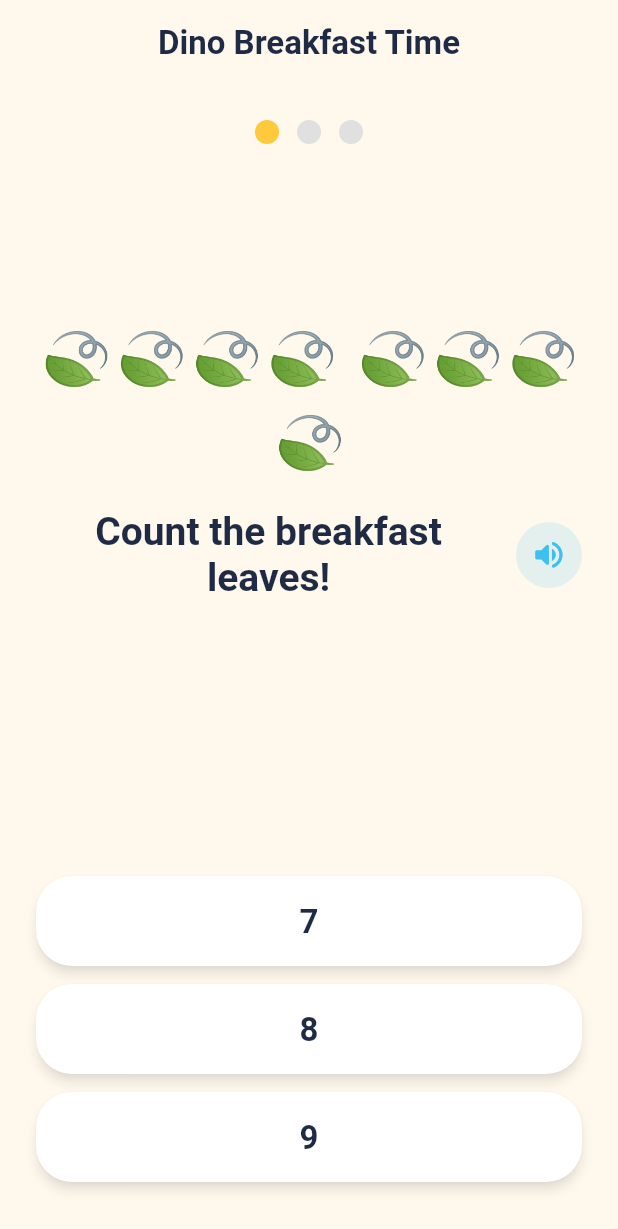
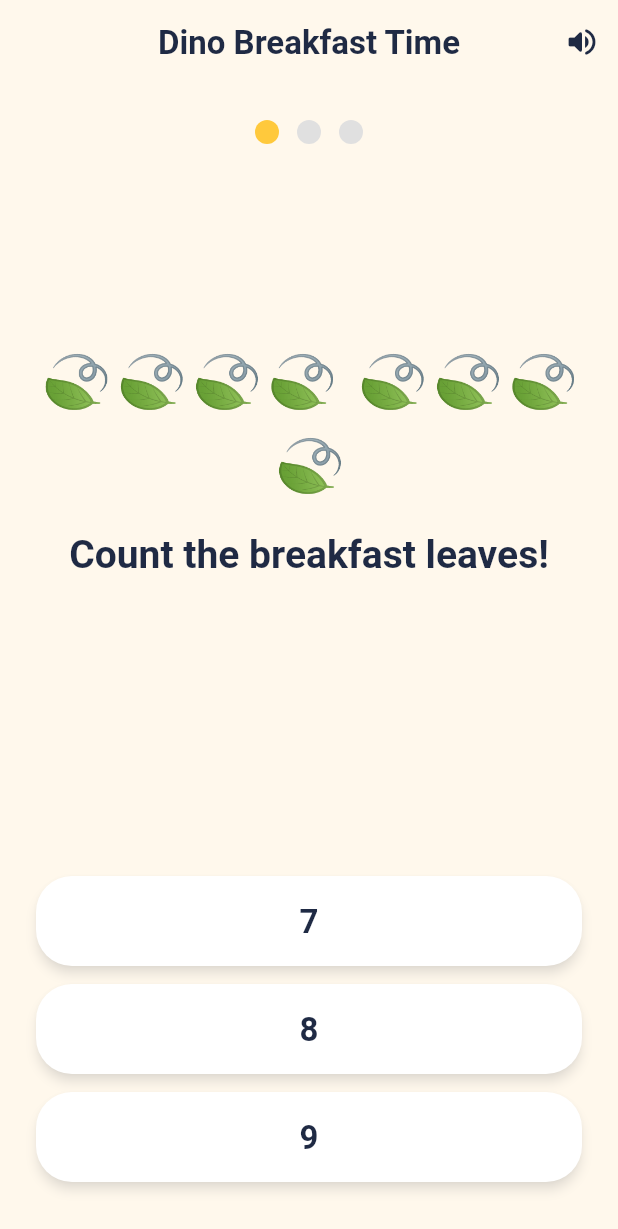
Before and after one commit to DRSGURGAON/PAARTH, a Flutter app: the QuestPlayScreen screen opened directly with sample values from the repository, after a tap on the "volume up" icon, on a phone screen of 412 x 824 dp. Shown: the top 1229 px of the screen. Run offline on Flutter 3.47's test engine with Material 3 defaults, Android fonts, the phone set to English and light mode, and no system bars; our stand-ins replace audioplayers, flutter_tts, shared_preferences; accounts and stored records are empty.

Commit message:
Voice: choose Kid/Woman/Man, tap-to-hear by default; move speaker to app bar (no overflow)
Final, launch-focused pass on the read-aloud feature and feedback:

- Voice selection. Parent Zone now lets a parent pick the reading voice
  — Kid 🧒 / Woman 👩 / Man 👨 — each shaped by pitch+rate in
  SpeechService so it sounds clearly different on every device (robust
  across phones that ship only one system voice), with a one-tap
  "Hear a sample" preview that plays in the chosen voice.
- Tap-to-hear by default; auto-read optional. Narration no longer fires
  on its own. A 🔊 speaker now lives in each question screen's APP BAR
  (height-neutral) and the child taps it to hear the question. A new
  "Read aloud automatically" toggle (off by default) restores
  speak-on-appear for those who want it. New settings: autoNarration
  and voiceCharacter, both persisted.
- Fixes a real overflow risk: the earlier in-body speaker + top progress
  bar pushed the already-tight quiz layouts (Pattern Power sits right at
  the 600px test height) over the edge — exactly the overflow class the
  user flagged. The progress bar is removed and the speaker moved to the
  app bar, so body layouts return to their known-good heights and no
  screen can overflow. (LessonProgressBar and the in-body SpeakerButton
  widgets are deleted — no dead code.)
- The friendlier coral feedback panel (replacing the harsh "yellow
  strip") stays, content-sized so it can never overflow.
- Word Builder stays silent on purpose (speaking the word leaks the
  spelling).

Tests: SpeechService tap-vs-auto gating, master/narration gating,
emoji-stripping, three-voice roster; settings defaults (auto off, voice
'kid') + persistence; Parent Zone voice picker appears/persists, auto
defaults off, options hide when narration off; and the app-bar speaker
shows only while playing. No Flutter SDK here — run flutter pub get /
analyze / test locally after pulling.

Co-Authored-By: Claude Opus 4.8 <noreply@anthropic.com>
Claude-Session: https://claude.ai/code/session_01JqRRhzHpZcS4XTraDVrZkg

```diff
--- a/lib/core/audio/speech_service.dart
+++ b/lib/core/audio/speech_service.dart
@@ -3,25 +3,37 @@ import 'package:flutter_tts/flutter_tts.dart';
 import '../../game/repositories/settings_repository.dart';
 import '../storage/local_storage_service.dart';
 
+/// Pitch + rate that shape one reading "character". Using pitch/rate
+/// rather than named system voices keeps the three characters clearly
+/// distinct on *every* device — many phones ship only a single TTS
+/// voice, so selecting a "male"/"female" system voice is unreliable,
+/// while shifting pitch always works.
+class VoicePreset {
+  const VoicePreset(this.pitch, this.rate);
+  final double pitch;
+  final double rate;
+}
+
 /// Reads short text aloud — prompts, questions, story lines — in the
 /// spirit of Duolingo's read-aloud, so an early reader (the Class-2
 /// target) can *hear* the challenge, not only read it. The one place
-/// `flutter_tts` is touched; widgets call [speak] / [stop] and never
-/// see the package (same architecture rule the instrument/effect
-/// services follow).
+/// `flutter_tts` is touched; widgets call [speak] / [speakAuto] / [stop]
+/// and never see the package.
 ///
-/// Design notes:
-/// - Gated live on every call by the master [SettingsRepository.soundEnabled]
-///   AND the dedicated [SettingsRepository.narrationEnabled] toggle, so a
-///   parent can silence narration in Parent Zone without muting effects.
-/// - Child-friendly delivery: slower speech rate and a slightly higher
-///   pitch, set once lazily on the first real [speak].
-/// - Fire-and-forget and swallow-everything: a device with no TTS
-///   engine, or a widget test with no platform channel, simply stays
-///   silent — the game is fully playable without any voice.
-/// - Emoji and symbol runs are stripped before speaking, so the engine
-///   never reads "banana banana banana" for a 🍌🍌🍌 visual or tries to
-///   pronounce "⭐".
+/// Settings-driven, re-read live on every call so a change in Parent
+/// Zone takes effect immediately:
+/// - [voiceOn]: master gate — [SettingsRepository.soundEnabled] AND
+///   [SettingsRepository.narrationEnabled]. When false, nothing speaks
+///   and screens hide the speaker button.
+/// - [speak] always speaks when [voiceOn] (the 🔊 button path).
+/// - [speakAuto] additionally requires
+///   [SettingsRepository.autoNarrationEnabled] (speak-on-appear path).
+/// - Voice character ('kid' / 'woman' / 'man') maps to a [VoicePreset].
+///
+/// Safe everywhere: a device with no TTS engine, or a widget test with
+/// no platform channel, simply stays silent (every call is
+/// fire-and-forget with a swallow-everything guard). Emoji and symbols
+/// are stripped before speaking.
 class SpeechService {
   SpeechService(
     LocalStorageService storage, {
@@ -31,22 +43,38 @@ class SpeechService {
 
   final SettingsRepository _settings;
 
-  /// Test hook: when provided, every utterance goes here instead of the
-  /// real engine, and no `flutter_tts` instance is ever created.
+  /// Test hook: when set, every utterance goes here and no `flutter_tts`
+  /// instance is ever created.
   final Future<void> Function(String text)? _speakOverride;
 
-  /// Lazily created so construction never touches the platform (keeps
-  /// widget tests that build screens from storage safe).
   FlutterTts? _tts;
-  bool _configured = false;
+  bool _languageSet = false;
 
-  bool get _enabled => _settings.soundEnabled && _settings.narrationEnabled;
+  static const Map<String, VoicePreset> _presets = {
+    'kid': VoicePreset(1.45, 0.42),
+    'woman': VoicePreset(1.15, 0.44),
+    'man': VoicePreset(0.82, 0.44),
+  };
 
-  /// Speaks [text] if narration is on. Strips emoji/symbols first, and
-  /// stops any in-progress utterance so taps feel responsive (the new
-  /// prompt interrupts the old one rather than queuing behind it).
+  /// The three characters a parent can choose between, in display order.
+  static const List<String> voiceCharacters = ['kid', 'woman', 'man'];
+
+  /// Whether narration is available at all (master sound + narration).
+  bool get voiceOn => _settings.soundEnabled && _settings.narrationEnabled;
+
+  /// Speaks [text] on an explicit request (the 🔊 speaker button).
   void speak(String text) {
-    if (!_enabled) return;
+    if (!voiceOn) return;
+    _say(text);
+  }
+
+  /// Speaks [text] only when auto-read is also on (speak-on-appear).
+  void speakAuto(String text) {
+    if (!voiceOn || !_settings.autoNarrationEnabled) return;
+    _say(text);
+  }
+
+  void _say(String text) {
     final spoken = _clean(text);
     if (spoken.isEmpty) return;
 
@@ -55,20 +83,19 @@ class SpeechService {
       override(spoken).catchError((Object _) {});
       return;
     }
-
     _speakReal(spoken).catchError((Object _) {});
   }
 
   Future<void> _speakReal(String text) async {
     final tts = _tts ??= FlutterTts();
-    if (!_configured) {
-      _configured = true;
-      // A gentle, clear, slightly playful voice for young children.
+    if (!_languageSet) {
+      _languageSet = true;
       await tts.setLanguage('en-US');
-      await tts.setSpeechRate(0.42);
-      await tts.setPitch(1.1);
       await tts.setVolume(1);
     }
+    final preset = _presets[_settings.voiceCharacter] ?? _presets['kid']!;
+    await tts.setPitch(preset.pitch);
+    await tts.setSpeechRate(preset.rate);
     await tts.stop();
     await tts.speak(text);
   }
--- a/lib/features/quests/quest_play_screen.dart
+++ b/lib/features/quests/quest_play_screen.dart
@@ -15,7 +15,6 @@ import '../../core/audio/speech_service.dart';
 import '../../shared/widgets/answer_feedback_banner.dart';
 import '../../shared/widgets/big_rounded_button.dart';
 import '../../shared/widgets/shake_widget.dart';
-import '../../shared/widgets/speaker_button.dart';
 import '../mini_games/math_dash_screen.dart';
 import '../mini_games/memory_master_screen.dart';
 import '../mini_games/pattern_power_screen.dart';
@@ -79,7 +78,7 @@ class _QuestPlayScreenState extends State<QuestPlayScreen> {
   void _speakCurrentPrompt() {
     if (_engine.isComplete || _studying) return;
     final challenge = _engine.currentChallenge;
-    if (challenge is ChoiceChallenge) _speech.speak(challenge.prompt);
+    if (challenge is ChoiceChallenge) _speech.speakAuto(challenge.prompt);
   }
 
   @override
@@ -87,6 +86,23 @@ class _QuestPlayScreenState extends State<QuestPlayScreen> {
     _speech.stop();
     super.dispose();
   }
+
+  List<Widget>? _speakerActions() {
+    if (!_speech.voiceOn || _engine.isComplete || _studying) return null;
+    final challenge = _engine.currentChallenge;
+    if (challenge is ChoiceChallenge || challenge is MemoryChallenge) {
+      return [
+        IconButton(
+          key: const ValueKey('speaker_button'),
+          tooltip: 'Hear it again',
+          icon: const Icon(Icons.volume_up_rounded),
+          onPressed: () => _speech.speak(challenge.prompt),
+        ),
+      ];
+    }
+    return null;
+  }
+
 
   Future<void> _submit(int optionIndex) async {
     final challenge = _engine.currentChallenge;
@@ -199,7 +215,10 @@ class _QuestPlayScreenState extends State<QuestPlayScreen> {
     final textTheme = Theme.of(context).textTheme;
 
     return Scaffold(
-      appBar: AppBar(title: Text(widget.quest.title)),
+      appBar: AppBar(
+        title: Text(widget.quest.title),
+        actions: _speakerActions(),
+      ),
       body: SafeArea(
         child: Padding(
           padding: const EdgeInsets.all(24),
@@ -282,19 +301,10 @@ class _QuestPlayScreenState extends State<QuestPlayScreen> {
                       ),
                       const SizedBox(height: 16),
                     ],
-                    Row(
-                      mainAxisAlignment: MainAxisAlignment.center,
-                      children: [
-                        Flexible(
-                          child: Text(
-                            challenge.prompt,
-                            textAlign: TextAlign.center,
-                            style: textTheme.headlineMedium,
-                          ),
-                        ),
-                        const SizedBox(width: 10),
-                        SpeakerButton(speech: _speech, text: challenge.prompt),
-                      ],
+                    Text(
+                      challenge.prompt,
+                      textAlign: TextAlign.center,
+                      style: textTheme.headlineMedium,
                     ),
                     const SizedBox(height: 12),
                     // Same fixed-box-couldn't-fit-two-lines bug that
--- a/lib/features/quests/story_dialogue.dart
+++ b/lib/features/quests/story_dialogue.dart
@@ -46,7 +46,7 @@ class _StoryDialogueState extends State<StoryDialogue> {
   }
 
   void _speakCurrent() {
-    if (_step < widget.lines.length) widget.speech?.speak(widget.lines[_step]);
+    if (_step < widget.lines.length) widget.speech?.speakAuto(widget.lines[_step]);
   }
 
   bool get _isLastLine => _step >= widget.lines.length - 1;
--- a/lib/game/repositories/settings_repository.dart
+++ b/lib/game/repositories/settings_repository.dart
@@ -13,6 +13,8 @@ class SettingsRepository {
   static const String _hapticsEnabledKey = 'settings_haptics_enabled_v1';
   static const String _instrumentSoundsKey = 'settings_instrument_sounds_v1';
   static const String _narrationKey = 'settings_narration_v1';
+  static const String _autoNarrationKey = 'settings_auto_narration_v1';
+  static const String _voiceCharacterKey = 'settings_voice_character_v1';
 
   bool get soundEnabled => _storage.getBool(_soundEnabledKey) ?? true;
   bool get hapticsEnabled => _storage.getBool(_hapticsEnabledKey) ?? true;
@@ -30,6 +32,20 @@ class SettingsRepository {
   /// Still also gated by the master [soundEnabled] switch.
   bool get narrationEnabled => _storage.getBool(_narrationKey) ?? true;
 
+  /// When on, prompts are read aloud the moment they appear. When off
+  /// (the default — a calmer experience), nothing speaks on its own and
+  /// the child taps the 🔊 speaker to hear a question. Only matters when
+  /// [narrationEnabled] is also on.
+  bool get autoNarrationEnabled =>
+      _storage.getBool(_autoNarrationKey) ?? false;
+
+  /// Which reading voice to use: 'kid', 'woman' or 'man'. Shaped by
+  /// pitch/rate so it sounds distinct on every device (see
+  /// `SpeechService`), rather than depending on which system voices a
+  /// particular phone happens to have installed. Defaults to the kid
+  /// voice, which suits the game best.
+  String get voiceCharacter => _storage.getString(_voiceCharacterKey) ?? 'kid';
+
   Future<void> setSoundEnabled(bool enabled) {
     return _storage.setBool(_soundEnabledKey, enabled);
   }
@@ -45,4 +61,12 @@ class SettingsRepository {
   Future<void> setNarrationEnabled(bool enabled) {
     return _storage.setBool(_narrationKey, enabled);
   }
+
+  Future<void> setAutoNarrationEnabled(bool enabled) {
+    return _storage.setBool(_autoNarrationKey, enabled);
+  }
+
+  Future<void> setVoiceCharacter(String value) {
+    return _storage.setString(_voiceCharacterKey, value);
+  }
 }
--- a/lib/shared/widgets/speaker_button.dart
+++ /dev/null
@@ -1,50 +0,0 @@
-import 'package:flutter/material.dart';
-
-import '../../core/audio/speech_service.dart';
-import '../../core/theme/app_colors.dart';
-
-/// A round "tap to hear it" speaker, in the spirit of Duolingo's
-/// read-aloud control: the child taps it to have [text] spoken again.
-/// Purely additive — if narration is off (or the device has no TTS)
-/// [SpeechService.speak] is a safe no-op, so the button simply does
-/// nothing rather than erroring. Kept visually quiet (a tinted circle)
-/// so it never competes with the answer options for attention.
-class SpeakerButton extends StatelessWidget {
-  const SpeakerButton({
-    required this.speech,
-    required this.text,
-    this.color = AppColors.skyBlue,
-    this.size = 44,
-    super.key,
-  });
-
-  final SpeechService speech;
-  final String text;
-  final Color color;
-  final double size;
-
-  @override
-  Widget build(BuildContext context) {
-    return Semantics(
-      button: true,
-      label: 'Hear it again',
-      child: Material(
-        color: color.withValues(alpha: 0.14),
-        shape: const CircleBorder(),
-        child: InkWell(
-          customBorder: const CircleBorder(),
-          onTap: () => speech.speak(text),
-          child: SizedBox(
-            width: size,
-            height: size,
-            child: Icon(
-              Icons.volume_up_rounded,
-              color: color,
-              size: size * 0.55,
-            ),
-          ),
-        ),
-      ),
-    );
-  }
-}
```
Also changed, not shown: lib/features/mini_games/math_dash_screen.dart (+19 -23 lines), lib/features/mini_games/memory_master_screen.dart (+19 -23 lines), lib/features/mini_games/pattern_power_screen.dart (+19 -23 lines), lib/features/mini_games/quick_challenge_screen.dart (+19 -23 lines), lib/features/mini_games/word_builder_screen.dart (+0 -7 lines), lib/features/parent_zone/parent_zone_screen.dart (+107 -7 lines), lib/shared/widgets/lesson_progress_bar.dart (deleted, +0 -63 lines), 5 other files.
